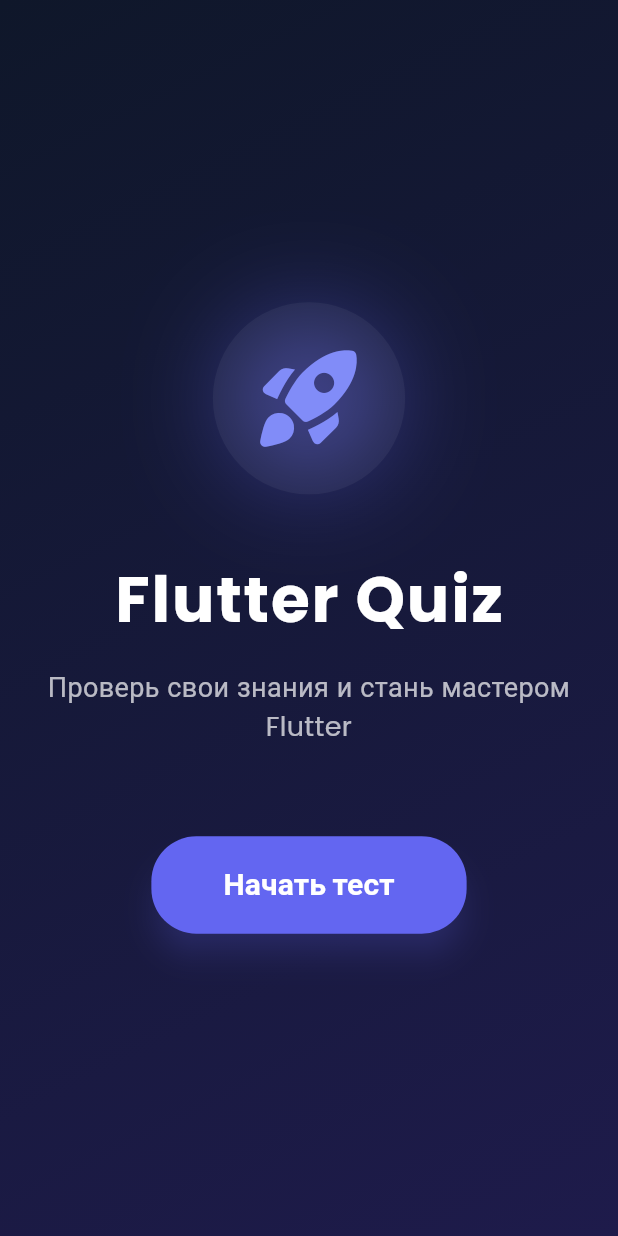
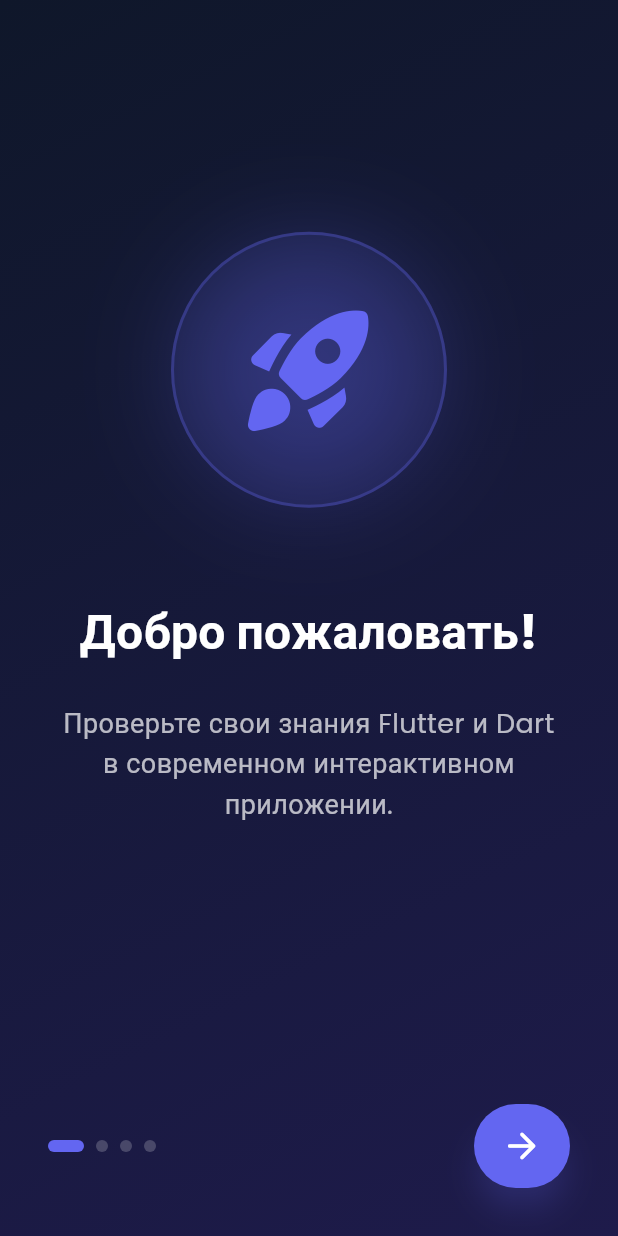
Before and after one commit to itskama/quiz-app, a Flutter app: the screen it shows after launch, on a phone screen of 412 x 824 dp. Run offline on Flutter 3.47's test engine with Material 3 defaults, Android fonts, the phone set to English and light mode, and no system bars; our stand-ins replace google_fonts.

Commit message:
Add interactive experience question to onboarding

```diff
--- a/lib/main.dart
+++ b/lib/main.dart
@@ -3,6 +3,7 @@ import 'package:provider/provider.dart';
 import 'package:google_fonts/google_fonts.dart';
 import 'data/question_repository.dart';
 import 'viewmodels/quiz_view_model.dart';
+import 'ui/screens/onboarding_screen.dart';
 import 'ui/screens/home_screen.dart';
 import 'ui/screens/quiz_screen.dart';
 import 'ui/screens/result_screen.dart';
@@ -40,7 +41,8 @@ class FlutterQuizApp extends StatelessWidget {
         ),
         initialRoute: '/',
         routes: {
-          '/': (context) => const HomeScreen(),
+          '/': (context) => const OnboardingScreen(),
+          '/home': (context) => const HomeScreen(),
           '/quiz': (context) => const QuizScreen(),
           '/result': (context) => const ResultScreen(),
         },
--- /dev/null
+++ b/lib/ui/screens/onboarding_screen.dart
@@ -0,0 +1,358 @@
+import 'package:flutter/material.dart';
+
+class OnboardingScreen extends StatefulWidget {
+  const OnboardingScreen({Key? key}) : super(key: key);
+
+  @override
+  State<OnboardingScreen> createState() => _OnboardingScreenState();
+}
+
+class _OnboardingScreenState extends State<OnboardingScreen> {
+  final PageController _pageController = PageController();
+  int _currentPage = 0;
+  String? _selectedExperience;
+
+  final List<Map<String, dynamic>> onboardingData = [
+    {
+      "title": "Добро пожаловать!",
+      "description": "Проверьте свои знания Flutter и Dart в современном интерактивном приложении.",
+      "icon": Icons.rocket_launch_rounded,
+      "color": const Color(0xFF6366F1), // Indigo
+    },
+    {
+      "title": "Умные вопросы",
+      "description": "Наши вопросы направлены на глубокое понимание фреймворка, а не на простую зубрёжку.",
+      "icon": Icons.psychology_rounded,
+      "color": const Color(0xFF14B8A6), // Teal
+    },
+    {
+      "title": "Современный дизайн",
+      "description": "Строгая MVVM архитектура, управление состояниями Provider и стильный Glassmorphism UI.",
+      "icon": Icons.architecture_rounded,
+      "color": const Color(0xFFEC4899), // Pink
+    },
+    {
+      "title": "Твой опыт",
+      "description": "Как хорошо ты знаком с Flutter?",
+      "icon": Icons.code_rounded,
+      "color": const Color(0xFFF59E0B), // Amber
+      "isInteractive": true,
+    },
+  ];
+
+  @override
+  Widget build(BuildContext context) {
+    return Scaffold(
+      body: Container(
+        decoration: const BoxDecoration(
+          gradient: LinearGradient(
+            begin: Alignment.topLeft,
+            end: Alignment.bottomRight,
+            colors: [Color(0xFF0F172A), Color(0xFF1E1B4B)],
+          ),
+        ),
+        child: SafeArea(
+          child: Column(
+            children: [
+              Expanded(
+                child: PageView.builder(
+                  controller: _pageController,
+                  onPageChanged: (value) {
+                    setState(() {
+                      _currentPage = value;
+                    });
+                  },
+                  itemCount: onboardingData.length,
+                  itemBuilder: (context, index) {
+                    final data = onboardingData[index];
+                    if (data["isInteractive"] == true) {
+                      return OnboardingInteractiveContent(
+                        title: data["title"],
+                        description: data["description"],
+                        icon: data["icon"],
+                        color: data["color"],
+                        selectedExperience: _selectedExperience,
+                        onExperienceSelected: (value) {
+                          setState(() {
+                            _selectedExperience = value;
+                          });
+                        },
+                      );
+                    }
+                    return OnboardingContent(
+                      title: data["title"],
+                      description: data["description"],
+                      icon: data["icon"],
+                      color: data["color"],
+                    );
+                  },
+                ),
+              ),
+              Padding(
+                padding: const EdgeInsets.symmetric(horizontal: 32.0, vertical: 32.0),
+                child: Row(
+                  mainAxisAlignment: MainAxisAlignment.spaceBetween,
+                  children: [
+                    // Индикатор страниц
+                    Row(
+                      children: List.generate(
+                        onboardingData.length,
+                        (index) => AnimatedContainer(
+                          duration: const Duration(milliseconds: 300),
+                          margin: const EdgeInsets.only(right: 8),
+                          height: 8,
+                          width: _currentPage == index ? 24 : 8,
+                          decoration: BoxDecoration(
+                            color: _currentPage == index
+                                ? onboardingData[_currentPage]["color"]
+                                : Colors.white.withOpacity(0.2),
+                            borderRadius: BorderRadius.circular(4),
+                          ),
+                        ),
+                      ),
+                    ),
+                    // Кнопка Далее/Начать
+                    AnimatedContainer(
+                      duration: const Duration(milliseconds: 300),
+                      height: 56,
+                      width: _currentPage == onboardingData.length - 1 ? 160 : 64,
+                      child: ElevatedButton(
+                        onPressed: () {
+                          if (_currentPage == onboardingData.length - 1) {
+                            Navigator.pushReplacementNamed(context, '/home');
+                          } else {
+                            _pageController.nextPage(
+                              duration: const Duration(milliseconds: 400),
+                              curve: Curves.easeInOut,
+                            );
+                          }
+                        },
+                        style: ElevatedButton.styleFrom(
+                          backgroundColor: onboardingData[_currentPage]["color"],
+                          foregroundColor: Colors.white,
+                          padding: EdgeInsets.zero,
+                          shape: RoundedRectangleBorder(
+                            borderRadius: BorderRadius.circular(28),
+                          ),
+                          elevation: 8,
+                          shadowColor: onboardingData[_currentPage]["color"].withOpacity(0.5),
+                        ),
+                        child: _currentPage == onboardingData.length - 1
+                            ? const Text(
+                                'Начать!',
+                                style: TextStyle(fontSize: 18, fontWeight: FontWeight.bold),
+                              )
+                            : const Icon(Icons.arrow_forward_rounded, size: 28),
+                      ),
+                    ),
+                  ],
+                ),
+              ),
+            ],
+          ),
+        ),
+      ),
+    );
+  }
+}
+
+class OnboardingContent extends StatelessWidget {
+  final String title;
+  final String description;
+  final IconData icon;
+  final Color color;
+
+  const OnboardingContent({
+    Key? key,
+    required this.title,
+    required this.description,
+    required this.icon,
+    required this.color,
+  }) : super(key: key);
+
+  @override
+  Widget build(BuildContext context) {
+    return Padding(
+      padding: const EdgeInsets.all(40.0),
+      child: Column(
+        mainAxisAlignment: MainAxisAlignment.center,
+        children: [
+          Container(
+            padding: const EdgeInsets.all(40),
+            decoration: BoxDecoration(
+              shape: BoxShape.circle,
+              color: color.withOpacity(0.1),
+              boxShadow: [
+                BoxShadow(
+                  color: color.withOpacity(0.3),
+                  blurRadius: 60,
+                  spreadRadius: -10,
+                ),
+              ],
+              border: Border.all(
+                color: color.withOpacity(0.3),
+                width: 2,
+              ),
+            ),
+            child: Icon(
+              icon,
+              size: 100,
+              color: color,
+            ),
+          ),
+          const SizedBox(height: 60),
+          Text(
+            title,
+            textAlign: TextAlign.center,
+            style: const TextStyle(
+              fontSize: 32,
+              fontWeight: FontWeight.bold,
+              color: Colors.white,
+            ),
+          ),
+          const SizedBox(height: 24),
+          Text(
+            description,
+            textAlign: TextAlign.center,
+            style: TextStyle(
+              fontSize: 18,
+              color: Colors.white.withOpacity(0.7),
+              height: 1.5,
+            ),
+          ),
+        ],
+      ),
+    );
+  }
+}
+
+class OnboardingInteractiveContent extends StatelessWidget {
+  final String title;
+  final String description;
+  final IconData icon;
+  final Color color;
+  final String? selectedExperience;
+  final Function(String) onExperienceSelected;
+
+  const OnboardingInteractiveContent({
+    Key? key,
+    required this.title,
+    required this.description,
+    required this.icon,
+    required this.color,
+    required this.selectedExperience,
+    required this.onExperienceSelected,
+  }) : super(key: key);
+
+  @override
+  Widget build(BuildContext context) {
+    final options = [
+      {"label": "Только начинаю", "icon": Icons.school_rounded},
+      {"label": "Уже пишу приложения", "icon": Icons.code_rounded},
+      {"label": "Сеньор / Профи", "icon": Icons.workspace_premium_rounded},
+    ];
+
+    return Padding(
+      padding: const EdgeInsets.all(32.0),
+      child: Column(
+        mainAxisAlignment: MainAxisAlignment.center,
+        crossAxisAlignment: CrossAxisAlignment.stretch,
+        children: [
+          Container(
+            padding: const EdgeInsets.all(24),
+            decoration: BoxDecoration(
+              shape: BoxShape.circle,
+              color: color.withOpacity(0.1),
+              boxShadow: [
+                BoxShadow(
+                  color: color.withOpacity(0.3),
+                  blurRadius: 40,
+                  spreadRadius: -10,
+                ),
+              ],
+            ),
+            child: Icon(
+              icon,
+              size: 64,
+              color: color,
+            ),
+          ),
+          const SizedBox(height: 32),
+          Text(
+            title,
+            textAlign: TextAlign.center,
+            style: const TextStyle(
+              fontSize: 28,
+              fontWeight: FontWeight.bold,
+              color: Colors.white,
+            ),
+          ),
+          const SizedBox(height: 16),
+          Text(
+            description,
+            textAlign: TextAlign.center,
+            style: TextStyle(
+              fontSize: 16,
+              color: Colors.white.withOpacity(0.7),
+            ),
+          ),
+          const SizedBox(height: 40),
+          ...options.map((option) {
+            final isSelected = selectedExperience == option["label"];
+            return Padding(
+              padding: const EdgeInsets.only(bottom: 16.0),
+              child: GestureDetector(
+                onTap: () => onExperienceSelected(option["label"] as String),
+                child: AnimatedContainer(
+                  duration: const Duration(milliseconds: 300),
+                  padding: const EdgeInsets.symmetric(horizontal: 20, vertical: 16),
+                  decoration: BoxDecoration(
+                    color: isSelected ? color.withOpacity(0.2) : Colors.white.withOpacity(0.05),
+                    border: Border.all(
+                      color: isSelected ? color : Colors.white.withOpacity(0.1),
+                      width: 2,
+                    ),
+                    borderRadius: BorderRadius.circular(16),
+                    boxShadow: isSelected
+                        ? [
+                            BoxShadow(
+                              color: color.withOpacity(0.3),
+                              blurRadius: 12,
+                              spreadRadius: -2,
+                            )
+                          ]
+                        : [],
+                  ),
+                  child: Row(
+                    children: [
+                      Icon(
+                        option["icon"] as IconData,
+                        color: isSelected ? color : Colors.white.withOpacity(0.5),
+                      ),
+                      const SizedBox(width: 16),
+                      Expanded(
+                        child: Text(
+                          option["label"] as String,
+                          style: TextStyle(
+                            fontSize: 16,
+                            color: isSelected ? Colors.white : Colors.white.withOpacity(0.7),
+                            fontWeight: isSelected ? FontWeight.bold : FontWeight.normal,
+                          ),
+                        ),
+                      ),
+                      if (isSelected)
+                        Icon(
+                          Icons.check_circle_rounded,
+                          color: color,
+                        ),
+                    ],
+                  ),
+                ),
+              ),
+            );
+          }).toList(),
+        ],
+      ),
+    );
+  }
+}
--- a/lib/ui/screens/result_screen.dart
+++ b/lib/ui/screens/result_screen.dart
@@ -136,7 +136,7 @@ class _ResultScreenState extends State<ResultScreen> with SingleTickerProviderSt
                         child: OutlinedButton.icon(
                           onPressed: () {
                             viewModel.resetQuiz();
-                            Navigator.pushNamedAndRemoveUntil(context, '/', (route) => false);
+                            Navigator.pushNamedAndRemoveUntil(context, '/home', (route) => false);
                           },
                           icon: const Icon(Icons.home_rounded),
                           label: const Text('Домой'),
```
